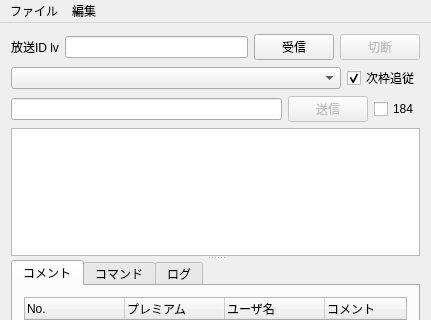
Before: the Qt Designer form ui/mainwindow.ui in diginatu/Viqo, drawn with Qt 5; both pictures show x 0 to 431 and y 0 to 320 of the 431 by 501 pixel window.
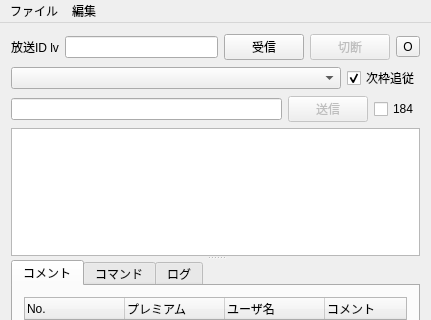
After: the same form once the commit is applied.

Commit message: added opening the broadcast in browser

The edit to the form file:
```diff
--- a/ui/mainwindow.ui
+++ b/ui/mainwindow.ui
@@ -97,6 +97,16 @@
          </property>
         </widget>
        </item>
+       <item>
+        <widget class="QToolButton" name="openBrowser">
+         <property name="toolTip">
+          <string extracomment="ブラウザで開く"/>
+         </property>
+         <property name="text">
+          <string>O</string>
+         </property>
+        </widget>
+       </item>
       </layout>
      </widget>
     </item>
```
Left out of the diff: 5 changed lines with no effect on the pictures. The commit also changes 5 other files.
